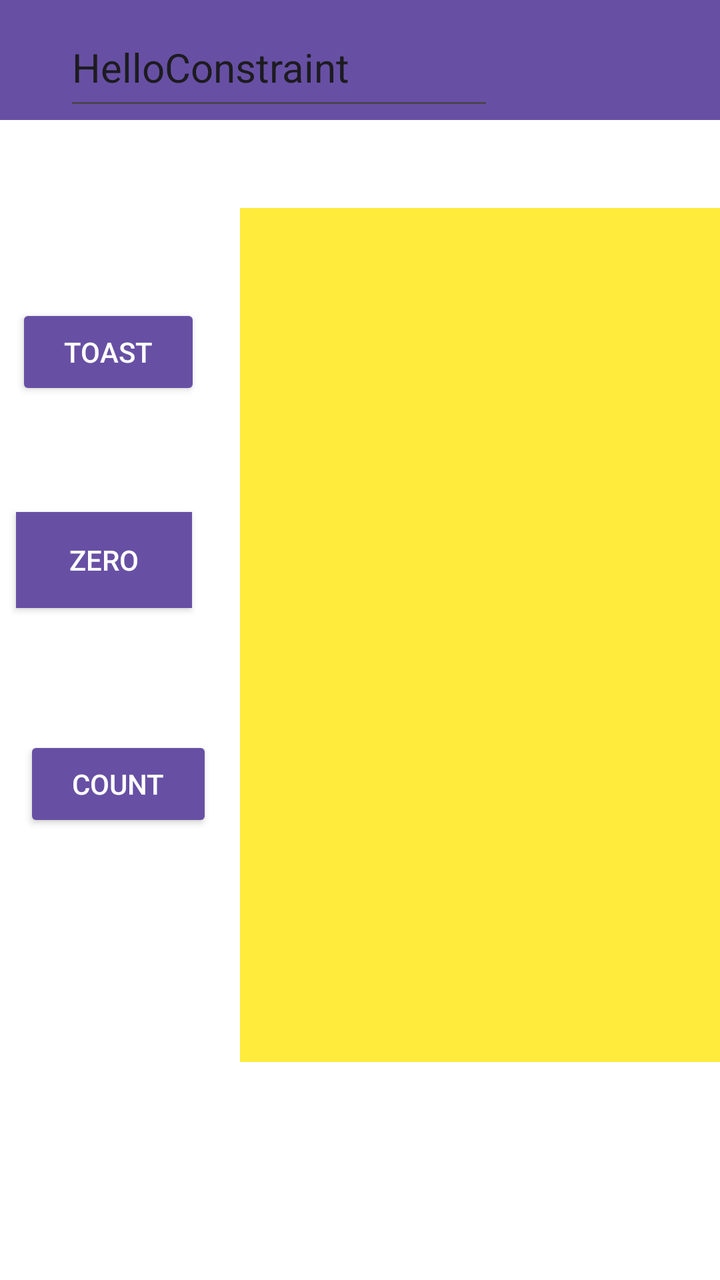
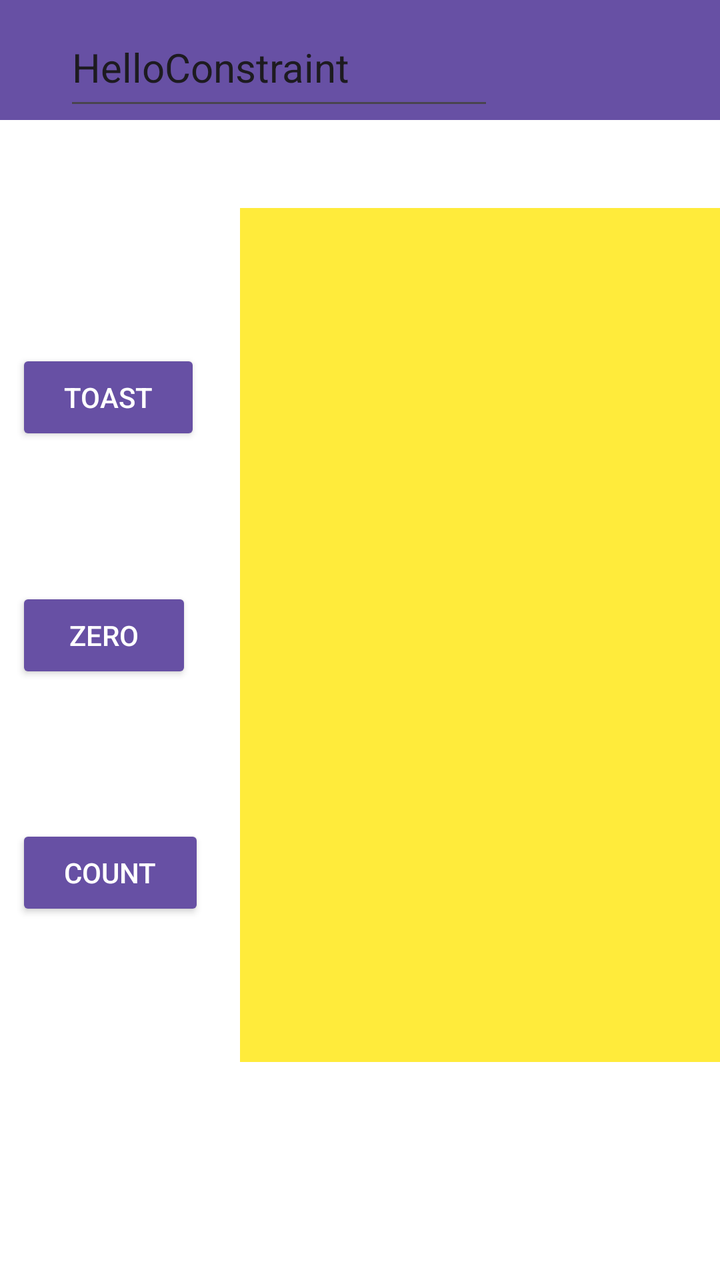

An Android layout rendered at two revisions. The XML below is the earlier revision; the diff shows what the commit changed to produce the second picture.
<!-- AndroidManifest.xml: application theme Theme.HelloConstraint -->
<!-- res/layout/activity_main.xml -->
<?xml version="1.0" encoding="utf-8"?>
<androidx.constraintlayout.widget.ConstraintLayout xmlns:android="http://schemas.android.com/apk/res/android"
    xmlns:app="http://schemas.android.com/apk/res-auto"
    xmlns:tools="http://schemas.android.com/tools"
    android:id="@+id/main"
    android:layout_width="match_parent"
    android:layout_height="match_parent"
    android:background="#C0C0C0"
    tools:context=".MainActivity">

    <androidx.constraintlayout.widget.ConstraintLayout
        android:layout_width="match_parent"
        android:layout_height="match_parent"
        android:background="@color/white"
        tools:layout_editor_absoluteX="0dp"
        tools:layout_editor_absoluteY="0dp">

        <com.google.android.material.appbar.MaterialToolbar
            android:id="@+id/materialToolbar"
            android:layout_width="412dp"
            android:layout_height="60dp"
            android:background="?attr/colorPrimary"
            android:minHeight="?attr/actionBarSize"
            android:theme="?attr/actionBarTheme"
            app:layout_constraintStart_toStartOf="parent"
            app:layout_constraintTop_toTopOf="parent" />

        <EditText
            android:id="@+id/editTextText"
            android:layout_width="215dp"
            android:layout_height="56dp"
            android:layout_marginStart="32dp"
            android:layout_marginTop="4dp"
            android:ems="10"
            android:inputType="text"
            android:text="HelloConstraint"
            android:textSize="20sp"
            app:layout_constraintStart_toStartOf="@+id/materialToolbar"
            app:layout_constraintTop_toTopOf="@+id/materialToolbar" />

        <Button
            android:id="@+id/button_toast"
            style="@style/Widget.AppCompat.Button"
            android:layout_width="wrap_content"
            android:layout_height="wrap_content"
            android:layout_marginStart="8dp"
            android:layout_marginTop="152dp"
            android:text="@string/button_toast"
            app:layout_constraintStart_toStartOf="parent"
            app:layout_constraintTop_toTopOf="parent" />

        <Button
            android:id="@+id/button_zero"
            style="@style/Widget.AppCompat.Button"
            android:layout_width="wrap_content"
            android:layout_height="wrap_content"
            android:layout_marginStart="8dp"
            android:layout_marginTop="56dp"
            android:background="@color/material_dynamic_neutral10"
            android:backgroundTint="@color/material_dynamic_neutral10"
            android:text="@string/button_zero"
            app:layout_constraintStart_toStartOf="parent"
            app:layout_constraintTop_toBottomOf="@+id/button_toast" />

        <Button
            android:id="@+id/button_count"
            style="@style/Widget.AppCompat.Button"
            android:layout_width="wrap_content"
            android:layout_height="wrap_content"
            android:layout_marginStart="12dp"
            android:layout_marginTop="64dp"
            android:text="@string/button_count"
            app:layout_constraintStart_toStartOf="parent"
            app:layout_constraintTop_toBottomOf="@+id/button_zero" />

        <TextView
            android:id="@+id/show_count"
            android:layout_width="272dp"
            android:layout_height="427dp"
            android:layout_marginStart="120dp"
            android:layout_marginTop="104dp"
            android:background="#FFEB3B"
            android:gravity="center"
            android:textSize="60sp"
            android:textColor="#0000FF"
            app:layout_constraintStart_toStartOf="parent"
            app:layout_constraintTop_toTopOf="parent" />

    </androidx.constraintlayout.widget.ConstraintLayout>

</androidx.constraintlayout.widget.ConstraintLayout>
<!-- resources referenced by this layout -->
<resources>
  <color name="white">#FFFFFFFF</color>
  <string name="button_count">COUNT</string>
  <string name="button_toast">TOAST</string>
  <string name="button_zero">ZERO</string>
  <style name="Theme.HelloConstraint" parent="Base.Theme.HelloConstraint" />
  <style name="Base.Theme.HelloConstraint" parent="Theme.Material3.DayNight.NoActionBar">
          
          
      </style>
</resources>

<!-- the commit's change to res/layout/activity_main.xml (unified diff, before → after) -->
@@ -44,10 +44,11 @@
             android:layout_width="wrap_content"
             android:layout_height="wrap_content"
             android:layout_marginStart="8dp"
-            android:layout_marginTop="152dp"
             android:text="@string/button_toast"
             app:layout_constraintStart_toStartOf="parent"
-            app:layout_constraintTop_toTopOf="parent" />
+            app:layout_constraintTop_toTopOf="@id/show_count"
+            app:layout_constraintBottom_toTopOf="@id/button_zero"
+            app:layout_constraintVertical_chainStyle="spread" />
 
         <Button
             android:id="@+id/button_zero"
@@ -55,23 +56,22 @@
             android:layout_width="wrap_content"
             android:layout_height="wrap_content"
             android:layout_marginStart="8dp"
-            android:layout_marginTop="56dp"
-            android:background="@color/material_dynamic_neutral10"
-            android:backgroundTint="@color/material_dynamic_neutral10"
             android:text="@string/button_zero"
+            android:backgroundTint="#808080"
             app:layout_constraintStart_toStartOf="parent"
-            app:layout_constraintTop_toBottomOf="@+id/button_toast" />
+            app:layout_constraintTop_toBottomOf="@id/button_toast"
+            app:layout_constraintBottom_toTopOf="@id/button_count" />
 
         <Button
             android:id="@+id/button_count"
             style="@style/Widget.AppCompat.Button"
             android:layout_width="wrap_content"
             android:layout_height="wrap_content"
-            android:layout_marginStart="12dp"
-            android:layout_marginTop="64dp"
+            android:layout_marginStart="8dp"
             android:text="@string/button_count"
             app:layout_constraintStart_toStartOf="parent"
-            app:layout_constraintTop_toBottomOf="@+id/button_zero" />
+            app:layout_constraintTop_toBottomOf="@id/button_zero"
+            app:layout_constraintBottom_toBottomOf="@id/show_count" />
 
         <TextView
             android:id="@+id/show_count"
